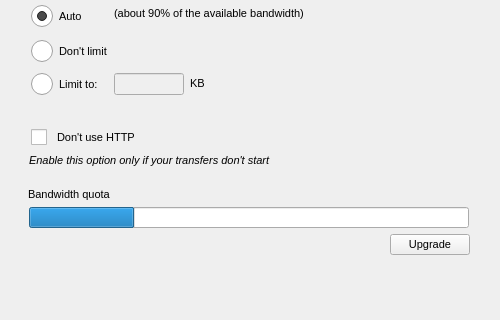
Old version of the form Source/MEGASync/gui/macx/SettingsDialog.ui in the repository meganz/MEGAsync; both pictures show x 0 to 500 and y 116 to 436 of the 500 by 593 pixel window.
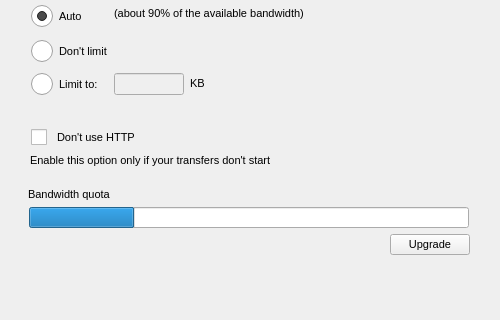
New version of the form. The open tabs and pages were chosen to show the change. Icons and pictures are not drawn.

Commit message: UI fix for OS X

What changed in the file:
```diff
--- a/Source/MEGASync/gui/macx/SettingsDialog.ui
+++ b/Source/MEGASync/gui/macx/SettingsDialog.ui
@@ -2137,7 +2137,8 @@
        <item>
         <widget class="QLabel" name="label">
          <property name="styleSheet">
-          <string notr="true">padding-left: 5px;</string>
+          <string notr="true">padding-left: 6px;
+font-style: normal;</string>
          </property>
          <property name="text">
           <string>Enable this option only if your transfers don't start</string>
```
